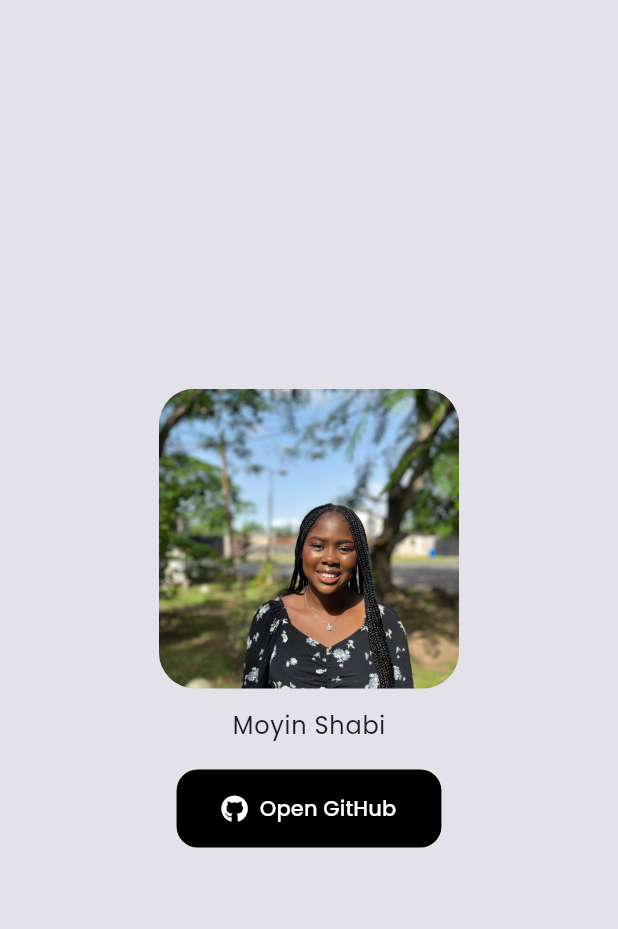
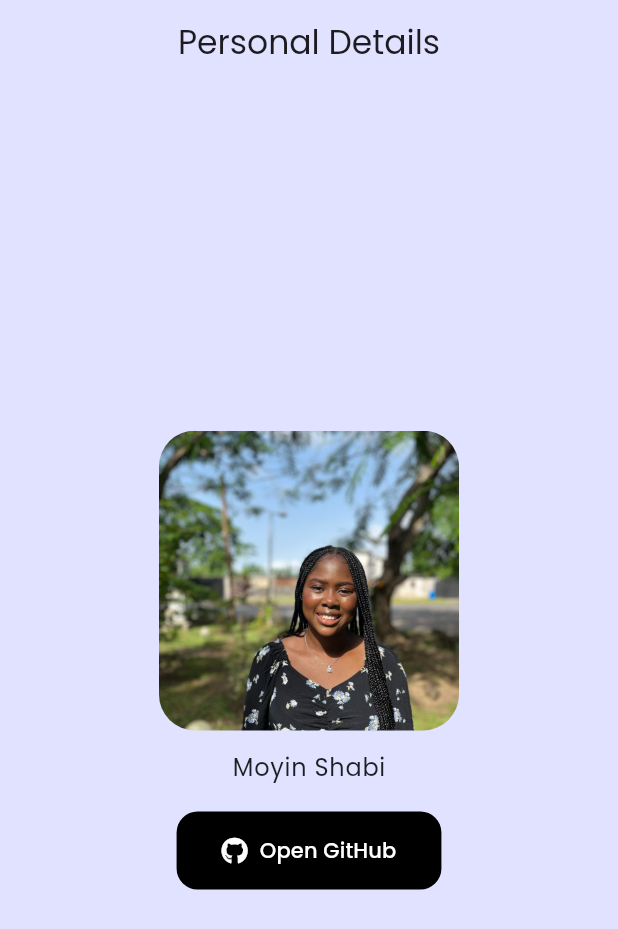
Before and after one commit to MoyinShabi/mobile-task1, a Flutter app: the screen it shows after launch, on a phone screen of 412 x 824 dp. Shown: the top 929 px of the screen. Run offline on Flutter 3.47's test engine with Material 2 defaults, Android fonts, the phone set to English and light mode, and no system bars; our stand-ins replace font_awesome_flutter, google_fonts.

Commit message:
code refactor

```diff
--- a/lib/main.dart
+++ b/lib/main.dart
@@ -1,4 +1,5 @@
 import 'package:flutter/material.dart';
+import 'package:flutter/services.dart';
 import 'package:google_fonts/google_fonts.dart';
 import 'package:mobile_task_1/screens/main_screen.dart';
 
@@ -15,12 +16,12 @@ class MainApp extends StatelessWidget {
         splashColor: Colors.transparent,
         highlightColor: Colors.transparent,
         splashFactory: NoSplash.splashFactory,
-        /* colorScheme: ColorScheme.fromSeed(
-          brightness: Brightness.dark,
-          seedColor: Colors.blue,
-        ), */
         textTheme: GoogleFonts.poppinsTextTheme(),
         appBarTheme: const AppBarTheme(
+          systemOverlayStyle: SystemUiOverlayStyle(
+            statusBarColor: Colors.transparent,
+            statusBarIconBrightness: Brightness.dark,
+          ),
           elevation: 0,
           scrolledUnderElevation: 0,
           centerTitle: true,
--- a/lib/screens/main_screen.dart
+++ b/lib/screens/main_screen.dart
@@ -1,5 +1,5 @@
 import 'package:flutter/material.dart';
-import 'package:flutter/services.dart';
+
 import 'package:font_awesome_flutter/font_awesome_flutter.dart';
 import 'package:url_launcher/url_launcher_string.dart';
 
@@ -8,20 +8,18 @@ class MainScreen extends StatelessWidget {
 
   @override
   Widget build(BuildContext context) {
-    SystemChrome.setSystemUIOverlayStyle(
-      const SystemUiOverlayStyle(
-        statusBarColor: Colors.transparent,
-        statusBarIconBrightness: Brightness.dark,
+    final theme = Theme.of(context).textTheme;
+
+    return Scaffold(
+      appBar: AppBar(
+        backgroundColor: Colors.transparent,
+        title: const Text('Personal Details'),
       ),
-    );
-    final theme = Theme.of(context).textTheme;
-    return Scaffold(
-      backgroundColor: const Color(0xffe3e1ea),
+      backgroundColor: const Color(0xffe1e2ff),
       body: Column(
         mainAxisAlignment: MainAxisAlignment.center,
         children: [
-          Center(
-            child: ClipRRect(
+          ClipRRect(
             borderRadius: BorderRadius.circular(24),
             child: Image.asset(
               'assets/images/slack-display-photo.jpg',
@@ -30,11 +28,12 @@ class MainScreen extends StatelessWidget {
               width: 200,
             ),
           ),
-          ),
           const SizedBox(height: 12),
-          Text(
+          Center(
+            child: Text(
               'Moyin Shabi',
               style: theme.bodyLarge,
+            ),
           ),
           const SizedBox(height: 18),
           ElevatedButton.icon(
@@ -51,7 +50,8 @@ class MainScreen extends StatelessWidget {
             onPressed: () => launchUrlString('https://github.com/MoyinShabi'),
             icon: const FaIcon(FontAwesomeIcons.github),
             label: const Text('Open GitHub'),
-          )
+          ),
+          SizedBox(height: MediaQuery.paddingOf(context).top),
         ],
       ),
     );
```
Lines whose indentation alone changed are shown as unchanged.
